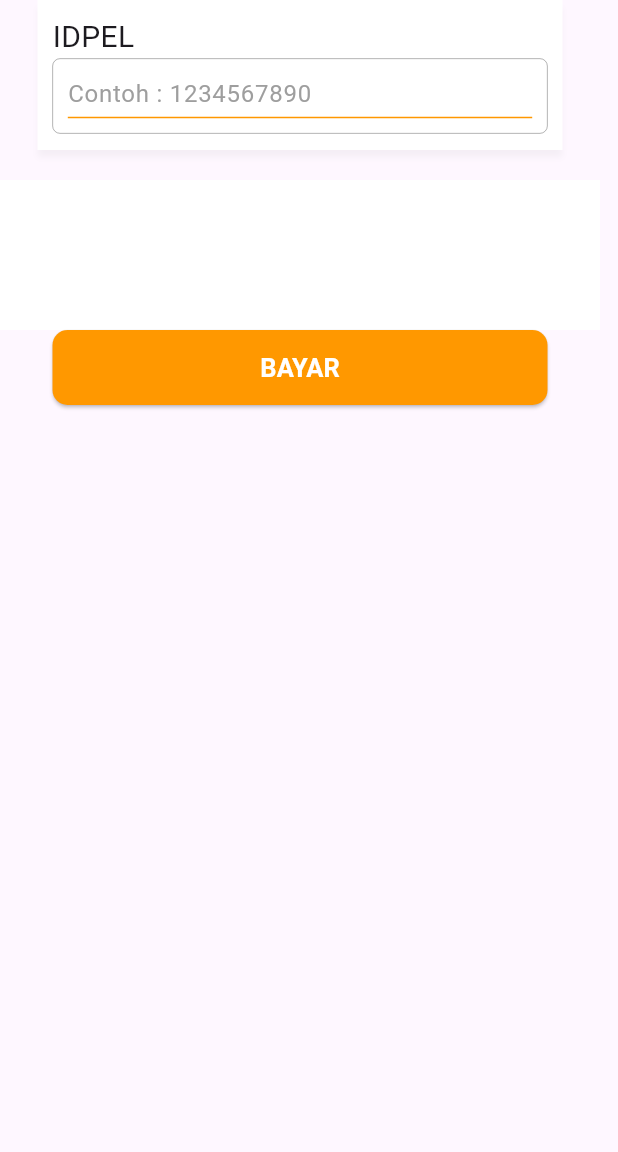
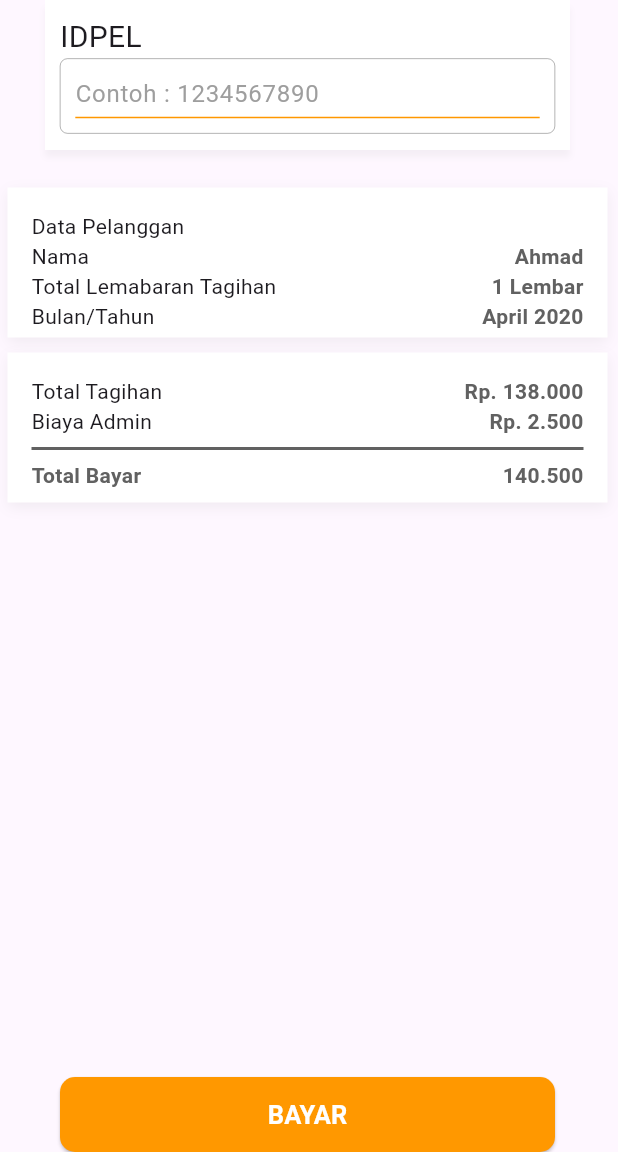
Before and after one commit to ilhamust/ppob_app, a Flutter app: the BayarTagihan screen opened directly, on a phone screen of 412 x 824 dp, the part 84-1236 px from its top. Run offline on Flutter 3.47's test engine with Material 3 defaults, Android fonts, the light colour scheme and no system bars.

Commit message:
pageBayarTagihan

```diff
--- a/lib/tagihan_listrik/bayar.dart
+++ b/lib/tagihan_listrik/bayar.dart
@@ -1,6 +1,7 @@
 import 'package:flutter/material.dart';
 import 'package:ppob_app/custom_widget/buttoncustom.dart';
 import 'package:ppob_app/custom_widget/textfiledcustom.dart';
+import 'package:ppob_app/popup.dart';
 
 class BayarTagihan extends StatelessWidget {
   const BayarTagihan({super.key});
@@ -20,18 +21,134 @@ class BayarTagihan extends StatelessWidget {
       body: Column(
         children: [
           const TextFiledCustom(text: "IDPEL"),
-          const SizedBox(height: 20,),
-          Container(
+          const SizedBox(
+            height: 20,
+          ),
+          Padding(
+            padding: const EdgeInsets.all(5.0),
+            child: Container(
               height: 100,
               width: 400,
-            decoration: BoxDecoration(
-              color: Colors.white,
+              decoration: BoxDecoration(color: Colors.white, boxShadow: [
+                BoxShadow(
+                    color: Colors.grey.withOpacity(0.15),
+                    blurRadius: 7,
+                    offset: const Offset(0, 3))
+              ]),
+              child: Padding(
+                padding: const EdgeInsets.all(16.0),
+                child: Column(
+                  children: [
+                    const Row(
+                      children: [
+                        Text("Data Pelanggan"),
+                      ],
+                    ),
+                    Row(
+                      children: [
+                        const Text("Nama"),
+                        const Expanded(child: SizedBox()),
+                        Text(
+                            style: TextStyle(
+                                color: Colors.grey[700],
+                                fontWeight: FontWeight.bold),
+                            "Ahmad")
+                      ],
+                    ),
+                    Row(
+                      children: [
+                        const Text("Total Lemabaran Tagihan"),
+                        const Expanded(child: SizedBox()),
+                        Text(
+                            style: TextStyle(
+                                color: Colors.grey[700],
+                                fontWeight: FontWeight.bold),
+                            "1 Lembar")
+                      ],
+                    ),
+                    Row(
+                      children: [
+                        const Text("Bulan/Tahun"),
+                        const Expanded(child: SizedBox()),
+                        Text(
+                            style: TextStyle(
+                                color: Colors.grey[700],
+                                fontWeight: FontWeight.bold),
+                            "April 2020")
+                      ],
+                    ),
+                  ],
                 ),
               ),
-          ButtonCustom(text: "BAYAR", onPressed: (){
-            Navigator.push(context,
-                            MaterialPageRoute(builder: (context) {
-                          return const BayarTagihan();
+            ),
+          ),
+          Padding(
+            padding: const EdgeInsets.all(5.0),
+            child: Container(
+              height: 100,
+              width: 400,
+              decoration: BoxDecoration(color: Colors.white, boxShadow: [
+                BoxShadow(
+                    color: Colors.grey.withOpacity(0.15),
+                    blurRadius: 7,
+                    offset: const Offset(0, 3))
+              ]),
+              child: Padding(
+                padding: const EdgeInsets.all(16.0),
+                child: Column(
+                  children: [
+                    Row(
+                      children: [
+                        const Text("Total Tagihan"),
+                        const Expanded(child: SizedBox()),
+                        Text(
+                            style: TextStyle(
+                                color: Colors.grey[700],
+                                fontWeight: FontWeight.bold),
+                            "Rp. 138.000")
+                      ],
+                    ),
+                    Row(
+                      children: [
+                        const Text("Biaya Admin"),
+                        const Expanded(child: SizedBox()),
+                        Text(
+                            style: TextStyle(
+                                color: Colors.grey[700],
+                                fontWeight: FontWeight.bold),
+                            "Rp. 2.500")
+                      ],
+                    ),
+                    Divider(
+                      color: Colors.grey[700], // Warna garis
+                      thickness: 2, // Ketebalan garis // Jarak dari sisi kanan
+                    ),
+                    Row(
+                      children: [
+                        Text(
+                            style: TextStyle(
+                                color: Colors.grey[700],
+                                fontWeight: FontWeight.bold),
+                            "Total Bayar"),
+                        const Expanded(child: SizedBox()),
+                        Text(
+                            style: TextStyle(
+                                color: Colors.grey[700],
+                                fontWeight: FontWeight.bold),
+                            "140.500")
+                      ],
+                    ),
+                  ],
+                ),
+              ),
+            ),
+          ),
+          const Expanded(child: SizedBox()),
+          ButtonCustom(
+              text: "BAYAR",
+              onPressed: () {
+                Navigator.push(context, MaterialPageRoute(builder: (context) {
+                  return const PopUp();
                 }));
               })
         ],
```
Lines whose indentation alone changed are shown as unchanged.
